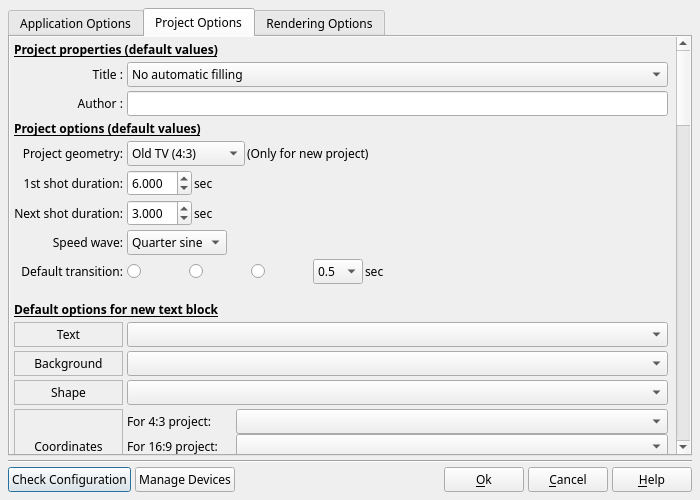
Qt form DlgApplicationSettings.ui (boenki/ffdiaporama) before a commit.
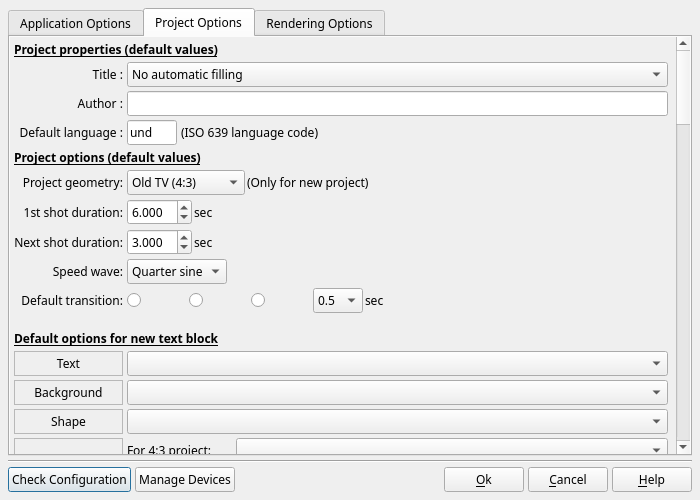
The same form after that commit. The open tabs and pages were chosen to show the change. Icons and pictures are not drawn.

```diff
--- a/DlgApplicationSettings.ui
+++ b/DlgApplicationSettings.ui
@@ -534,7 +534,7 @@
             <x>0</x>
             <y>0</y>
             <width>659</width>
-            <height>2073</height>
+            <height>2102</height>
            </rect>
           </property>
           <layout class="QGridLayout" name="gridLayout_4">
@@ -567,7 +567,7 @@
              </property>
             </widget>
            </item>
-           <item row="5" column="1">
+           <item row="6" column="1">
             <widget class="QLabel" name="label_18">
              <property name="text">
               <string>Project geometry:</string>
@@ -580,7 +580,7 @@
              </property>
             </widget>
            </item>
-           <item row="5" column="2">
+           <item row="6" column="2">
             <layout class="QHBoxLayout" name="horizontalLayout_5">
              <property name="spacing">
               <number>2</number>
@@ -632,7 +632,7 @@
              </item>
             </layout>
            </item>
-           <item row="6" column="1">
+           <item row="7" column="1">
             <widget class="QLabel" name="label_11">
              <property name="text">
               <string>1st shot duration:</string>
@@ -645,7 +645,7 @@
              </property>
             </widget>
            </item>
-           <item row="6" column="2">
+           <item row="7" column="2">
             <layout class="QHBoxLayout" name="horizontalLayout_7">
              <property name="spacing">
               <number>2</number>
@@ -685,7 +685,7 @@
              </item>
             </layout>
            </item>
-           <item row="7" column="1">
+           <item row="8" column="1">
             <widget class="QLabel" name="label_13">
              <property name="text">
               <string>Next shot duration:</string>
@@ -698,7 +698,7 @@
              </property>
             </widget>
            </item>
-           <item row="7" column="2">
+           <item row="8" column="2">
             <layout class="QHBoxLayout" name="horizontalLayout_8">
              <property name="spacing">
               <number>2</number>
@@ -738,7 +738,7 @@
              </item>
             </layout>
            </item>
-           <item row="8" column="1">
+           <item row="9" column="1">
             <widget class="QLabel" name="label_17">
              <property name="text">
               <string>Speed wave:</string>
@@ -751,7 +751,7 @@
              </property>
             </widget>
            </item>
-           <item row="8" column="2">
+           <item row="9" column="2">
             <layout class="QHBoxLayout" name="horizontalLayout_10">
              <property name="spacing">
               <number>2</number>
@@ -791,7 +791,7 @@
              </item>
             </layout>
            </item>
-           <item row="9" column="1">
+           <item row="10" column="1">
             <widget class="QLabel" name="label_25">
              <property name="text">
               <string>Default transition:</string>
@@ -801,7 +801,7 @@
              </property>
             </widget>
            </item>
-           <item row="9" column="2">
+           <item row="10" column="2">
             <layout class="QHBoxLayout" name="horizontalLayout_13">
              <property name="spacing">
               <number>2</number>
@@ -953,7 +953,7 @@
              </item>
             </layout>
            </item>
-           <item row="10" column="1" colspan="3">
+           <item row="11" column="1" colspan="3">
             <widget class="QLabel" name="label_36">
              <property name="minimumSize">
               <size>
@@ -982,7 +982,7 @@
              </property>
             </widget>
            </item>
-           <item row="11" column="1">
+           <item row="12" column="1">
             <widget class="QLabel" name="label_37">
              <property name="frameShape">
               <enum>QFrame::StyledPanel</enum>
@@ -998,7 +998,7 @@
              </property>
             </widget>
            </item>
-           <item row="12" column="1">
+           <item row="13" column="1">
             <widget class="QLabel" name="label_38">
              <property name="frameShape">
               <enum>QFrame::StyledPanel</enum>
@@ -1014,10 +1014,10 @@
              </property>
             </widget>
            </item>
-           <item row="11" column="2">
-            <widget class="QComboBox" name="ST_Text_TextCB"/>
-           </item>
            <item row="12" column="2">
+            <widget class="QComboBox" name="ST_Text_TextCB"/>
+           </item>
+           <item row="13" column="2">
             <widget class="QComboBox" name="ST_Text_BackgroundCB"/>
            </item>
            <item row="30" column="1" colspan="3">
@@ -1049,7 +1049,7 @@
              </property>
             </widget>
            </item>
-           <item row="14" column="2">
+           <item row="15" column="2">
             <layout class="QGridLayout" name="gridLayout_8">
              <property name="margin">
               <number>0</number>
@@ -1110,7 +1110,7 @@
              </item>
             </layout>
            </item>
-           <item row="14" column="1">
+           <item row="15" column="1">
             <widget class="QLabel" name="label_40">
              <property name="frameShape">
               <enum>QFrame::StyledPanel</enum>
@@ -1254,7 +1254,7 @@
              </item>
             </layout>
            </item>
-           <item row="13" column="1">
+           <item row="14" column="1">
             <widget class="QLabel" name="label_39">
              <property name="frameShape">
               <enum>QFrame::StyledPanel</enum>
@@ -1270,7 +1270,7 @@
              </property>
             </widget>
            </item>
-           <item row="13" column="2">
+           <item row="14" column="2">
             <widget class="QComboBox" name="ST_Text_ShapeCB"/>
            </item>
            <item row="20" column="1">
@@ -2830,7 +2830,7 @@
              </property>
             </widget>
            </item>
-           <item row="4" column="1" colspan="2">
+           <item row="5" column="1" colspan="2">
             <widget class="QLabel" name="label_32">
              <property name="sizePolicy">
               <sizepolicy hsizetype="Preferred" vsizetype="Preferred">
@@ -2889,6 +2889,58 @@
              </item>
             </widget>
            </item>
+           <item row="4" column="1">
+            <widget class="QLabel" name="label_94">
+             <property name="text">
+              <string>Default language :</string>
+             </property>
+             <property name="alignment">
+              <set>Qt::AlignRight|Qt::AlignTrailing|Qt::AlignVCenter</set>
+             </property>
+            </widget>
+           </item>
+           <item row="4" column="2">
+            <layout class="QHBoxLayout" name="horizontalLayout_11">
+             <property name="margin">
+              <number>0</number>
+             </property>
+             <item>
+              <widget class="QLineEdit" name="LanguageED">
+               <property name="sizePolicy">
+                <sizepolicy hsizetype="Fixed" vsizetype="Fixed">
+                 <horstretch>0</horstretch>
+                 <verstretch>0</verstretch>
+                </sizepolicy>
+               </property>
+               <property name="minimumSize">
+                <size>
+                 <width>50</width>
+                 <height>0</height>
+                </size>
+               </property>
+               <property name="maximumSize">
+                <size>
+                 <width>50</width>
+                 <height>16777215</height>
+                </size>
+               </property>
+               <property name="text">
+                <string>und</string>
+               </property>
+               <property name="maxLength">
+                <number>3</number>
+               </property>
+              </widget>
+             </item>
+             <item>
+              <widget class="QLabel" name="label_95">
+               <property name="text">
+                <string>(ISO 639 language code)</string>
+               </property>
+              </widget>
+             </item>
+            </layout>
+           </item>
           </layout>
          </widget>
         </widget>
```
Left out of the diff: 306 changed lines with no effect on the pictures.
